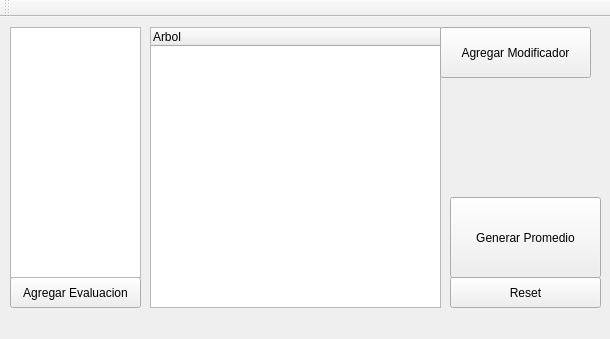
The window that UIs/mainwindow.ui (MonodetH/Promedieitor) describes before a commit, drawn with Qt 5.
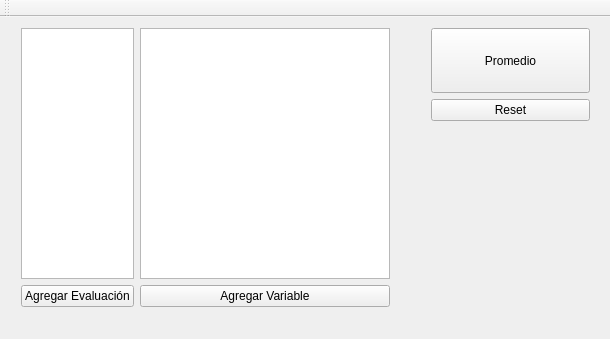
The same window after the commit.

The edit to the form file:
```diff
--- a/UIs/mainwindow.ui
+++ b/UIs/mainwindow.ui
@@ -32,82 +32,128 @@
    <string>Promedieitor</string>
   </property>
   <widget class="QWidget" name="centralWidget">
-   <widget class="QTreeWidget" name="treeWidget">
+   <widget class="QWidget" name="gridLayoutWidget">
     <property name="geometry">
      <rect>
-      <x>150</x>
-      <y>10</y>
-      <width>291</width>
-      <height>281</height>
+      <x>10</x>
+      <y>0</y>
+      <width>591</width>
+      <height>301</height>
      </rect>
     </property>
-    <column>
-     <property name="text">
-      <string>Arbol</string>
+    <layout class="QGridLayout" name="gridLayout">
+     <property name="sizeConstraint">
+      <enum>QLayout::SetDefaultConstraint</enum>
      </property>
-    </column>
-   </widget>
-   <widget class="QPushButton" name="pushButton">
-    <property name="geometry">
-     <rect>
-      <x>10</x>
-      <y>260</y>
-      <width>131</width>
-      <height>31</height>
-     </rect>
-    </property>
-    <property name="text">
-     <string>Agregar Evaluacion</string>
-    </property>
-   </widget>
-   <widget class="QListWidget" name="listWidget">
-    <property name="geometry">
-     <rect>
-      <x>10</x>
-      <y>10</y>
-      <width>131</width>
-      <height>251</height>
-     </rect>
-    </property>
-   </widget>
-   <widget class="QPushButton" name="pushButton_2">
-    <property name="geometry">
-     <rect>
-      <x>440</x>
-      <y>10</y>
-      <width>151</width>
-      <height>51</height>
-     </rect>
-    </property>
-    <property name="text">
-     <string>Agregar Modificador</string>
-    </property>
-   </widget>
-   <widget class="QPushButton" name="pushButton_3">
-    <property name="geometry">
-     <rect>
-      <x>450</x>
-      <y>180</y>
-      <width>151</width>
-      <height>81</height>
-     </rect>
-    </property>
-    <property name="text">
-     <string>Generar Promedio</string>
-    </property>
-   </widget>
-   <widget class="QPushButton" name="pushButton_4">
-    <property name="geometry">
-     <rect>
-      <x>450</x>
-      <y>260</y>
-      <width>151</width>
-      <height>31</height>
-     </rect>
-    </property>
-    <property name="text">
-     <string>Reset</string>
-    </property>
+     <item row="1" column="0">
+      <widget class="QTableView" name="tableView">
+       <property name="sizePolicy">
+        <sizepolicy hsizetype="Ignored" vsizetype="Expanding">
+         <horstretch>0</horstretch>
+         <verstretch>0</verstretch>
+        </sizepolicy>
+       </property>
+       <property name="minimumSize">
+        <size>
+         <width>0</width>
+         <height>0</height>
+        </size>
+       </property>
+       <property name="sizeIncrement">
+        <size>
+         <width>0</width>
+         <height>0</height>
+        </size>
+       </property>
+      </widget>
+     </item>
+     <item row="1" column="2">
+      <spacer name="horizontalSpacer_2">
+       <property name="orientation">
+        <enum>Qt::Horizontal</enum>
+       </property>
+       <property name="sizeHint" stdset="0">
+        <size>
+         <width>40</width>
+         <height>20</height>
+        </size>
+       </property>
+      </spacer>
+     </item>
+     <item row="2" column="0">
+      <widget class="QPushButton" name="pushButton">
+       <property name="text">
+        <string>Agregar Evaluación</string>
+       </property>
+      </widget>
+     </item>
+     <item row="1" column="3" rowspan="2">
+      <layout class="QVBoxLayout" name="verticalLayout">
+       <item>
+        <widget class="QPushButton" name="pushButton_4">
+         <property name="sizePolicy">
+          <sizepolicy hsizetype="Minimum" vsizetype="Fixed">
+           <horstretch>0</horstretch>
+           <verstretch>0</verstretch>
+          </sizepolicy>
+         </property>
+         <property name="minimumSize">
+          <size>
+           <width>0</width>
+           <height>65</height>
+          </size>
+         </property>
+         <property name="text">
+          <string>Promedio</string>
+         </property>
+        </widget>
+       </item>
+       <item>
+        <widget class="QPushButton" name="pushButton_3">
+         <property name="text">
+          <string>Reset</string>
+         </property>
+        </widget>
+       </item>
+       <item>
+        <spacer name="horizontalSpacer">
+         <property name="orientation">
+          <enum>Qt::Horizontal</enum>
+         </property>
+         <property name="sizeHint" stdset="0">
+          <size>
+           <width>165</width>
+           <height>10</height>
+          </size>
+         </property>
+        </spacer>
+       </item>
+       <item>
+        <spacer name="verticalSpacer">
+         <property name="orientation">
+          <enum>Qt::Vertical</enum>
+         </property>
+         <property name="sizeHint" stdset="0">
+          <size>
+           <width>20</width>
+           <height>40</height>
+          </size>
+         </property>
+        </spacer>
+       </item>
+      </layout>
+     </item>
+     <item row="1" column="1">
+      <widget class="QTreeView" name="treeView"/>
+     </item>
+     <item row="2" column="1">
+      <widget class="QPushButton" name="pushButton_2">
+       <property name="text">
+        <string>Agregar Variable</string>
+       </property>
+      </widget>
+     </item>
+    </layout>
    </widget>
   </widget>
   <widget class="QMenuBar" name="menuBar">
```
Left out of the diff: 5 changed lines with no effect on the pictures.
